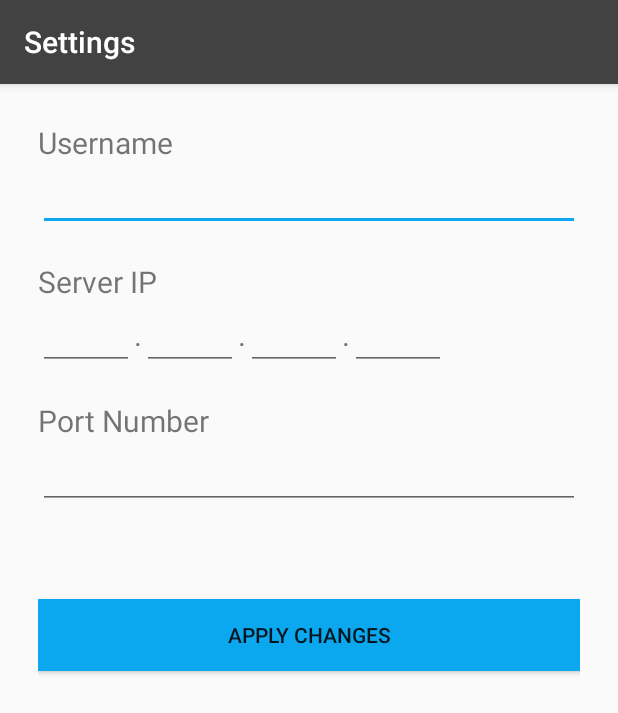
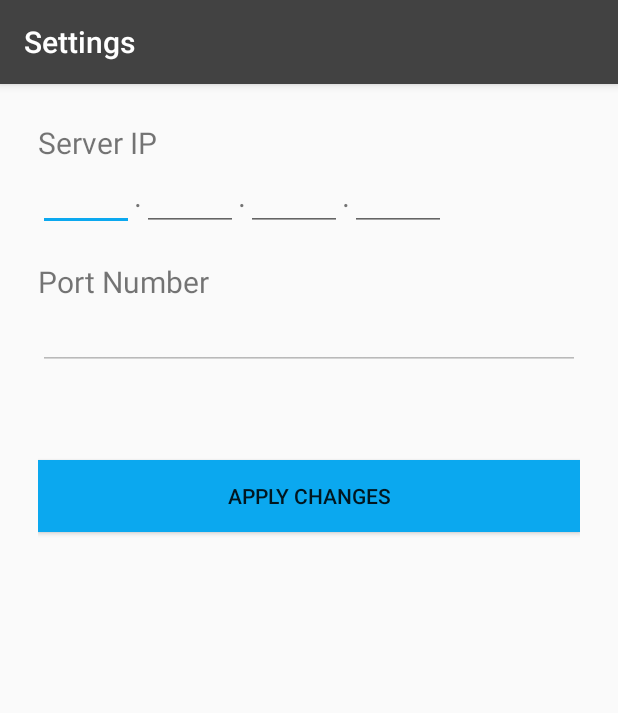
Before and after one commit to DevendraVyavaharkar/SiLaTra-UDP, an Android app: the SettingsActivity screen opened directly, with no data from a screen before it, on a phone screen of 412 x 824 dp. Shown: the top 713 px of the screen. Run offline under Robolectric (Android 15) with nearby library versions, the phone set to English and light mode, and no system bars; network calls fail.

Commit message:
Nougat bug fixed

```diff
--- a/app/src/main/java/team_silatra/camera/SettingsActivity.java
+++ b/app/src/main/java/team_silatra/camera/SettingsActivity.java
@@ -20,7 +20,6 @@ public class SettingsActivity extends AppCompatActivity {
     EditText edt;
 
     public static final String MyPREFERENCES = "MyPrefs" ;
-    public static final String Username = "usernameKey";
     public static final String IP1 = "ip1Key";
     public static final String IP2 = "ip2Key";
     public static final String IP3 = "ip3Key";
@@ -34,10 +33,6 @@ public class SettingsActivity extends AppCompatActivity {
 
         sharedpreferences = getSharedPreferences(MyPREFERENCES, Context.MODE_PRIVATE);   //Shared Preferences
 
-        if(sharedpreferences.contains(Username)){           // UserName
-            edt=(EditText)findViewById(R.id.usernameEditText);
-            edt.setText(sharedpreferences.getString(Username,null));
-        }
 
         if(sharedpreferences.contains(IP1)){           // IP Address block 1
             edt=(EditText)findViewById(R.id.serverEditText1);
@@ -69,7 +64,6 @@ public class SettingsActivity extends AppCompatActivity {
         @Override
         public void onClick(View view) {
 
-            String user = ((EditText) findViewById(R.id.usernameEditText)).getText().toString();
             String ipAddr1 = appendZero(((EditText) findViewById(R.id.serverEditText1)).getText().toString());
             String ipAddr2 = appendZero(((EditText) findViewById(R.id.serverEditText2)).getText().toString());
             String ipAddr3 = appendZero(((EditText) findViewById(R.id.serverEditText3)).getText().toString());
@@ -78,7 +72,6 @@ public class SettingsActivity extends AppCompatActivity {
 
             SharedPreferences.Editor editor = sharedpreferences.edit();
 
-            editor.putString(Username,user);
             editor.putString(IP1,ipAddr1);
             editor.putString(IP2,ipAddr2);
             editor.putString(IP3,ipAddr3);
--- a/app/src/main/res/layout/settings_layout.xml
+++ b/app/src/main/res/layout/settings_layout.xml
@@ -5,19 +5,7 @@
     android:layout_height="match_parent"
     android:padding="25sp">
 
-    <android.support.v7.widget.AppCompatTextView
-        android:layout_width="wrap_content"
-        android:layout_height="wrap_content"
-        android:text="@string/username"
-        android:textSize="20sp"/>
 
-    <android.support.v7.widget.AppCompatEditText
-        android:id="@+id/usernameEditText"
-        android:layout_width="match_parent"
-        android:layout_height="wrap_content"
-        android:layout_marginBottom="20dp"
-        android:selectAllOnFocus="true"
-        android:inputType="textVisiblePassword"/>
 
     <android.support.v7.widget.AppCompatTextView
         android:layout_width="wrap_content"
@@ -105,6 +93,7 @@
         android:layout_marginBottom="20dp"
         android:inputType="number"
         android:selectAllOnFocus="true"
+        android:enabled="false"
         android:digits="0123456789"/>
 
     <android.support.v7.widget.AppCompatButton
```
Also changed, not shown: app/src/main/java/team_silatra/camera/CameraActivity.java (+48 -9 lines).
